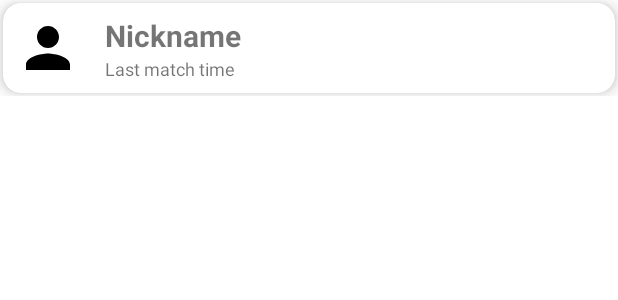
After one commit to gleb1k/TinkoffLab2023, an Android app: the layout search_player_item.xml on its own in the app's theme, with its tools: preview values and no code run, on a phone screen of 412 x 824 dp. The commit adds this screen. Shown: the top 300 px of the screen. Run offline under Robolectric (Android 15) with nearby library versions, the phone set to English and light mode, and no system bars.

Commit message:
SearchFragment ready

```diff
--- a/app/src/main/java/com/example/tinkofflab2023/data/remote/response/search/SearchResponse.kt
+++ b/app/src/main/java/com/example/tinkofflab2023/data/remote/response/search/SearchResponse.kt
@@ -13,5 +13,5 @@ data class SearchResponse(
     @SerializedName("personaname")
     val personaname: String,
     @SerializedName("similarity")
-    val similarity: Int
+    val similarity: Double
 )
--- a/app/src/main/java/com/example/tinkofflab2023/di/DataContainer.kt
+++ b/app/src/main/java/com/example/tinkofflab2023/di/DataContainer.kt
@@ -4,6 +4,7 @@ import com.example.tinkofflab2023.data.Constants
 import com.example.tinkofflab2023.data.DotaRepositoryImpl
 import com.example.tinkofflab2023.data.remote.DotaApi
 import com.example.tinkofflab2023.domain.usecase.GetMatchUseCase
+import com.example.tinkofflab2023.domain.usecase.SearchPlayersUseCase
 import okhttp3.OkHttpClient
 import retrofit2.Retrofit
 import retrofit2.converter.gson.GsonConverterFactory
@@ -32,8 +33,8 @@ object DataContainer {
     val getMatchUseCase: GetMatchUseCase
         get() = GetMatchUseCase(dotaRepository)
 
-    val searchPlayersUseCase: GetMatchUseCase
-        get() = GetMatchUseCase(dotaRepository)
+    val searchPlayersUseCase: SearchPlayersUseCase
+        get() = SearchPlayersUseCase(dotaRepository)
 
 
 }
--- a/app/src/main/java/com/example/tinkofflab2023/presentation/MainActivity.kt
+++ b/app/src/main/java/com/example/tinkofflab2023/presentation/MainActivity.kt
@@ -5,6 +5,7 @@ import android.os.Bundle
 import com.example.tinkofflab2023.R
 import com.example.tinkofflab2023.databinding.ActivityMainBinding
 import com.example.tinkofflab2023.presentation.fragment.MainFragment
+import com.example.tinkofflab2023.presentation.fragment.SearchFragment
 
 class MainActivity : AppCompatActivity() {
 
@@ -19,7 +20,7 @@ class MainActivity : AppCompatActivity() {
         supportFragmentManager.beginTransaction()
             .add(
                 R.id.fragment_container,
-                MainFragment()
+                SearchFragment()
             )
             .commit()
     }
--- /dev/null
+++ b/app/src/main/res/drawable/ic_baseline_person_40.xml
@@ -0,0 +1,5 @@
+<vector android:height="40dp" android:tint="#000000"
+    android:viewportHeight="24" android:viewportWidth="24"
+    android:width="40dp" xmlns:android="http://schemas.android.com/apk/res/android">
+    <path android:fillColor="@android:color/white" android:pathData="M12,12c2.21,0 4,-1.79 4,-4s-1.79,-4 -4,-4 -4,1.79 -4,4 1.79,4 4,4zM12,14c-2.67,0 -8,1.34 -8,4v2h16v-2c0,-2.66 -5.33,-4 -8,-4z"/>
+</vector>
--- a/app/src/main/res/layout/fragment_search.xml
+++ b/app/src/main/res/layout/fragment_search.xml
@@ -2,7 +2,8 @@
 <androidx.constraintlayout.widget.ConstraintLayout xmlns:android="http://schemas.android.com/apk/res/android"
     xmlns:app="http://schemas.android.com/apk/res-auto"
     android:layout_width="match_parent"
-    android:layout_height="match_parent">
+    android:layout_height="match_parent"
+    xmlns:tools="http://schemas.android.com/tools">
 
     <SearchView
         android:id="@+id/searchView"
@@ -19,6 +20,9 @@
         app:layout_constraintBottom_toBottomOf="parent"
         app:layout_constraintEnd_toEndOf="parent"
         app:layout_constraintStart_toStartOf="parent"
+        tools:itemCount="20"
+        app:layoutManager="androidx.recyclerview.widget.LinearLayoutManager"
+        tools:listitem="@layout/search_player_item"
         app:layout_constraintTop_toBottomOf="@+id/searchView" />
 
 </androidx.constraintlayout.widget.ConstraintLayout>
--- /dev/null
+++ b/app/src/main/res/layout/search_player_item.xml
@@ -0,0 +1,65 @@
+<?xml version="1.0" encoding="utf-8"?>
+<LinearLayout xmlns:android="http://schemas.android.com/apk/res/android"
+    xmlns:app="http://schemas.android.com/apk/res-auto"
+    android:layout_width="match_parent"
+    android:layout_height="wrap_content"
+    android:orientation="vertical">
+
+    <androidx.cardview.widget.CardView
+        android:id="@+id/card_view"
+        android:layout_width="match_parent"
+        android:layout_height="match_parent"
+        android:layout_margin="2dp"
+        android:clickable="true"
+        android:focusable="true"
+        app:cardCornerRadius="12dp"
+        app:cardElevation="6dp">
+
+        <androidx.constraintlayout.widget.ConstraintLayout
+            android:layout_width="match_parent"
+            android:layout_height="wrap_content"
+            android:orientation="vertical">
+
+            <TextView
+                android:id="@+id/tv_nickname"
+                android:layout_width="0dp"
+                android:layout_height="wrap_content"
+                android:layout_marginStart="16dp"
+                android:layout_marginTop="8dp"
+                android:text="Nickname"
+                android:textSize="20sp"
+                android:textStyle="bold"
+                app:layout_constraintBottom_toTopOf="@id/tv_last_match"
+                app:layout_constraintEnd_toEndOf="parent"
+                app:layout_constraintStart_toEndOf="@+id/iv_icon"
+                app:layout_constraintTop_toTopOf="parent"
+                app:layout_constraintVertical_chainStyle="packed" />
+
+            <TextView
+                android:id="@+id/tv_last_match"
+                android:layout_width="0dp"
+                android:layout_height="wrap_content"
+                android:layout_marginBottom="8dp"
+                android:text="Last match time"
+                android:textSize="12sp"
+                app:layout_constraintBottom_toBottomOf="parent"
+                app:layout_constraintEnd_toEndOf="@id/tv_nickname"
+                app:layout_constraintStart_toStartOf="@id/tv_nickname"
+                app:layout_constraintTop_toBottomOf="@id/tv_nickname" />
+
+            <ImageView
+                android:id="@+id/iv_icon"
+                android:layout_width="44dp"
+                android:layout_height="44dp"
+                android:layout_marginStart="8dp"
+                android:layout_marginTop="8dp"
+                android:layout_marginEnd="8dp"
+                android:layout_marginBottom="8dp"
+                android:src="@drawable/ic_baseline_person_40"
+                app:layout_constraintBottom_toBottomOf="parent"
+                app:layout_constraintStart_toStartOf="parent"
+                app:layout_constraintTop_toTopOf="parent" />
+        </androidx.constraintlayout.widget.ConstraintLayout>
+    </androidx.cardview.widget.CardView>
+
+</LinearLayout>
```
Also changed, not shown: app/build.gradle (+6 -4 lines), app/src/main/java/com/example/tinkofflab2023/presentation/SearchViewModel.kt (+8 -4 lines), app/src/main/java/com/example/tinkofflab2023/presentation/fragment/SearchFragment.kt (+58 -1 lines), app/src/main/java/com/example/tinkofflab2023/presentation/recyclerview/SearchPlayersAdapter.kt (added, +30 -0 lines), app/src/main/java/com/example/tinkofflab2023/presentation/recyclerview/SearchPlayersHolder.kt (added, +41 -0 lines).
